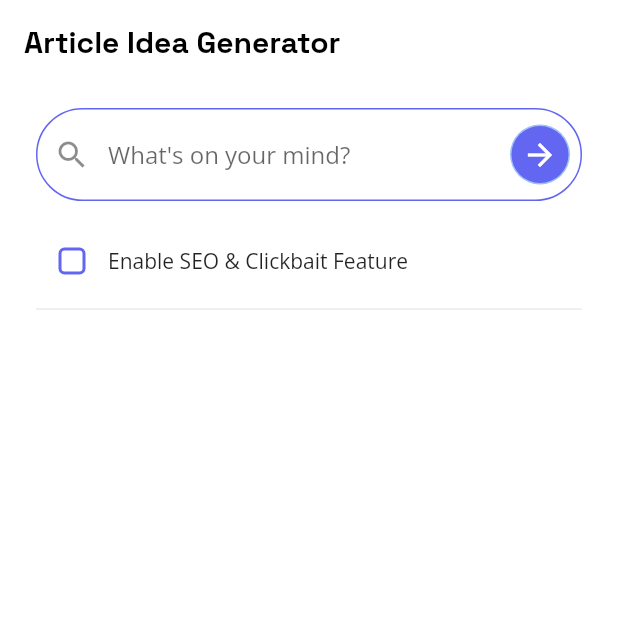
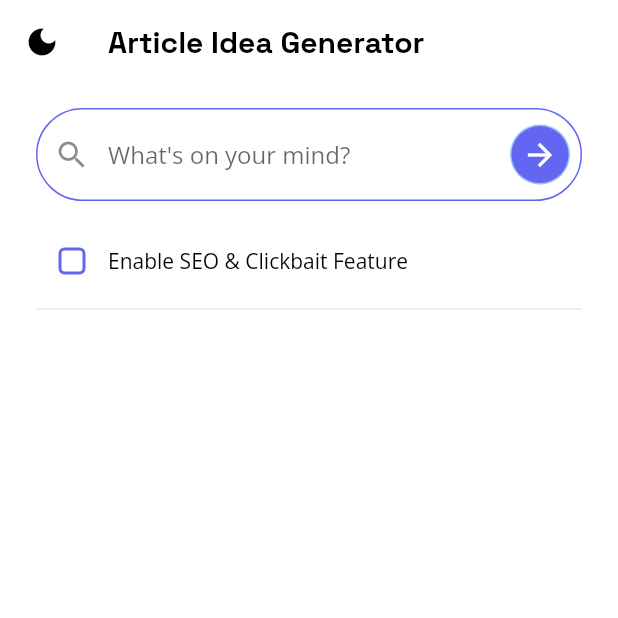
Before and after one commit to Olanetsoft/article-idea-generator-mobile, a Flutter app: the screen it shows after launch, on a phone screen of 412 x 824 dp, the top half of it. Run offline on Flutter 3.47's test engine with Material 2 defaults, Android fonts, the phone set to English and light mode, and no system bars; our stand-ins replace flutter_riverpod, google_fonts.

Commit message:
feat: theming without persistence

```diff
--- a/lib/article_idea_generator.dart
+++ b/lib/article_idea_generator.dart
@@ -1,18 +1,24 @@
 import 'package:article_idea_generator/home/pages/home_page.dart';
 import 'package:article_idea_generator/shared/constants/app_texts.dart';
+import 'package:article_idea_generator/shared/notifiers/theme_notifier.dart';
 import 'package:article_idea_generator/shared/theme/app_theme.dart';
 import 'package:flutter/material.dart';
+import 'package:flutter_riverpod/flutter_riverpod.dart';
 
-class ArticleIdeaGenerator extends StatelessWidget {
+class ArticleIdeaGenerator extends ConsumerWidget {
   const ArticleIdeaGenerator({super.key});
 
   @override
-  Widget build(BuildContext context) {
+  Widget build(BuildContext context, WidgetRef ref) {
+    final themeState = ref.watch(themeNotifierProvider);
+
     return MaterialApp(
       title: AppTexts.title,
       debugShowCheckedModeBanner: false,
       home: const HomePage(),
       theme: AppTheme.light,
+      darkTheme: AppTheme.dark,
+      themeMode: ThemeMode.values[themeState.index],
     );
   }
 }
--- a/lib/home/pages/home_page.dart
+++ b/lib/home/pages/home_page.dart
@@ -1,6 +1,7 @@
 import 'package:article_idea_generator/home/widgets/app_check_box.dart';
 import 'package:article_idea_generator/home/widgets/app_text_field.dart';
 import 'package:article_idea_generator/home/widgets/send_button.dart';
+import 'package:article_idea_generator/home/widgets/theme_switcher.dart';
 import 'package:article_idea_generator/shared/constants/app_texts.dart';
 import 'package:flutter/material.dart';
 
@@ -26,6 +27,7 @@ class _HomePageState extends State<HomePage> {
       onTap: () => FocusManager.instance.primaryFocus?.unfocus(),
       child: Scaffold(
         appBar: AppBar(
+          leading: const ThemeSwitcher(),
           title: const Text(AppTexts.title),
         ),
         body: Padding(
--- a/lib/home/widgets/send_button.dart
+++ b/lib/home/widgets/send_button.dart
@@ -15,7 +15,7 @@ class SendButton extends StatelessWidget {
         child: CircleAvatar(
           radius: 19,
           backgroundColor: colorScheme.primary,
-          child: Icon(Icons.arrow_forward, color: colorScheme.background),
+          child: Icon(Icons.arrow_forward, color: colorScheme.onPrimary),
         ),
       ),
     );
--- /dev/null
+++ b/lib/home/widgets/theme_switcher.dart
@@ -0,0 +1,23 @@
+import 'package:article_idea_generator/shared/constants/app_colors.dart';
+import 'package:article_idea_generator/shared/notifiers/theme_notifier.dart';
+import 'package:flutter/material.dart';
+import 'package:flutter_riverpod/flutter_riverpod.dart';
+
+class ThemeSwitcher extends ConsumerWidget {
+  const ThemeSwitcher({super.key});
+
+  @override
+  Widget build(BuildContext context, WidgetRef ref) {
+    final themeState = ref.watch(themeNotifierProvider);
+
+    return IconButton(
+      icon: themeState == ThemeState.dark
+          ? const Icon(
+              Icons.sunny,
+              color: AppColors.yellow,
+            )
+          : const Icon(Icons.dark_mode),
+      onPressed: ref.watch(themeNotifierProvider.notifier).switchTheme,
+    );
+  }
+}
--- a/lib/main.dart
+++ b/lib/main.dart
@@ -1,6 +1,11 @@
 import 'package:article_idea_generator/article_idea_generator.dart';
 import 'package:flutter/material.dart';
+import 'package:flutter_riverpod/flutter_riverpod.dart';
 
 void main() {
-  runApp(const ArticleIdeaGenerator());
+  runApp(
+    const ProviderScope(
+      child: ArticleIdeaGenerator(),
+    ),
+  );
 }
--- a/lib/shared/constants/app_colors.dart
+++ b/lib/shared/constants/app_colors.dart
@@ -4,6 +4,9 @@ abstract class AppColors {
   static const Color primary = Color(0xFF6366F1);
   static const Color primaryLight = Color(0x803b82f6);
 
+  static const Color darkBackground = Color(0xFF18181B);
+
   static const Color white = Color(0xFFFFFFFF);
   static const Color black = Color(0xFF000000);
+  static const Color yellow = Color(0xFFEAB308);
 }
--- /dev/null
+++ b/lib/shared/notifiers/theme_notifier.dart
@@ -0,0 +1,20 @@
+import 'package:flutter_riverpod/flutter_riverpod.dart';
+
+enum ThemeState { system, light, dark }
+
+class ThemeNotifier extends StateNotifier<ThemeState> {
+  ThemeNotifier() : super(ThemeState.system);
+
+  void switchTheme() {
+    // temporary logic
+    if (state == ThemeState.dark) {
+      state = ThemeState.light;
+    } else {
+      state = ThemeState.dark;
+    }
+  }
+}
+
+final themeNotifierProvider = StateNotifierProvider<ThemeNotifier, ThemeState>(
+  (ref) => ThemeNotifier(),
+);
--- a/lib/shared/theme/app_theme.dart
+++ b/lib/shared/theme/app_theme.dart
@@ -4,6 +4,7 @@ import 'package:google_fonts/google_fonts.dart';
 
 abstract class AppTheme {
   static ThemeData light = _themeData(_colorScheme);
+  static ThemeData dark = _themeData(_darkColorScheme);
 
   static _themeData(ColorScheme colorScheme) => ThemeData(
         scaffoldBackgroundColor: colorScheme.background,
@@ -17,28 +18,41 @@ abstract class AppTheme {
   static final ColorScheme _colorScheme = const ColorScheme.light().copyWith(
     primary: AppColors.primary,
     secondary: AppColors.primaryLight,
-    onPrimary: AppColors.black,
+    onPrimary: AppColors.white,
     background: AppColors.white,
     onBackground: AppColors.black,
+  );
+
+  static final ColorScheme _darkColorScheme = const ColorScheme.dark().copyWith(
+    primary: AppColors.primary,
+    secondary: AppColors.primaryLight,
+    onPrimary: AppColors.white,
+    background: AppColors.darkBackground,
+    onBackground: AppColors.white,
   );
 
   static final TextTheme _spaceGrotesk = GoogleFonts.spaceGroteskTextTheme();
   static final TextTheme _openSans = GoogleFonts.openSansTextTheme();
 
-  static TextTheme _textTheme(ColorScheme colorScheme) => _openSans.copyWith(
+  static TextTheme _textTheme(ColorScheme colorScheme) => _openSans
+      .copyWith(
         titleLarge: _spaceGrotesk.titleLarge?.copyWith(
           fontWeight: FontWeight.bold,
+          color: colorScheme.onBackground,
+          fontSize: 20,
         ),
-      );
+      )
+      .apply(bodyColor: colorScheme.onBackground);
 
   static AppBarTheme _appBarTheme(ColorScheme colorScheme) => AppBarTheme(
         color: colorScheme.background,
+        titleTextStyle: _textTheme(colorScheme).titleLarge,
         elevation: 0,
-        iconTheme: _iconThemeData(colorScheme),
+        iconTheme: IconThemeData(color: colorScheme.onBackground),
       );
 
   static IconThemeData _iconThemeData(ColorScheme colorScheme) => IconThemeData(
-        color: colorScheme.primary,
+        color: colorScheme.onPrimary,
       );
 
   static InputDecorationTheme _inputDecorationTheme(ColorScheme colorScheme) =>
--- a/pubspec.yaml
+++ b/pubspec.yaml
@@ -11,6 +11,7 @@ environment:
 dependencies:
   flutter:
     sdk: flutter
+  flutter_riverpod: ^2.3.6
   google_fonts: ^4.0.0
 
 dev_dependencies:
```
Also changed, not shown: pubspec.lock.
